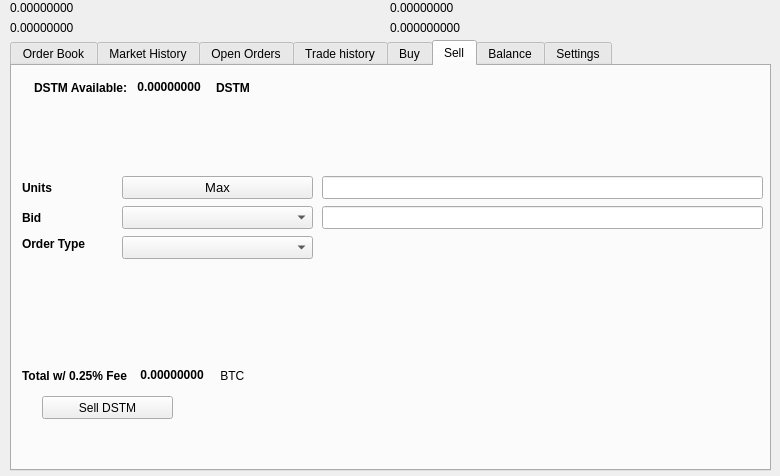
Qt form src/qt/forms/tradingdialog.ui (camenlx/dystem-core) before a commit.
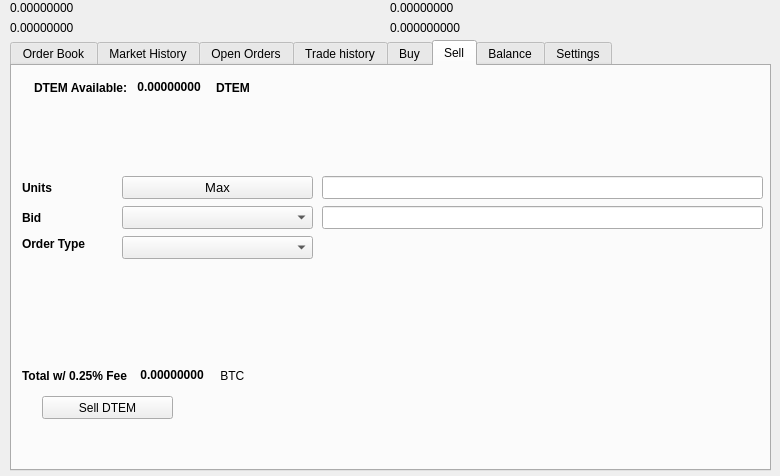
The same form after that commit. The open tabs and pages were chosen to show the change. Icons and pictures are not drawn.

What changed in the file:
```diff
--- a/src/qt/forms/tradingdialog.ui
+++ b/src/qt/forms/tradingdialog.ui
@@ -1751,7 +1751,7 @@
       </rect>
      </property>
      <property name="text">
-      <string>Sell DSTM</string>
+      <string>Sell DTEM</string>
      </property>
      <property name="icon">
       <iconset resource="../dystem">
@@ -1777,7 +1777,7 @@
          </font>
         </property>
         <property name="text">
-         <string>DSTM Available:</string>
+         <string>DTEM Available:</string>
         </property>
        </widget>
       </item>
@@ -2221,7 +2221,7 @@
          </font>
         </property>
         <property name="text">
-         <string>DSTM</string>
+         <string>DTEM</string>
         </property>
        </widget>
       </item>
```
Left out of the diff: 14 changed lines with no effect on the pictures.
